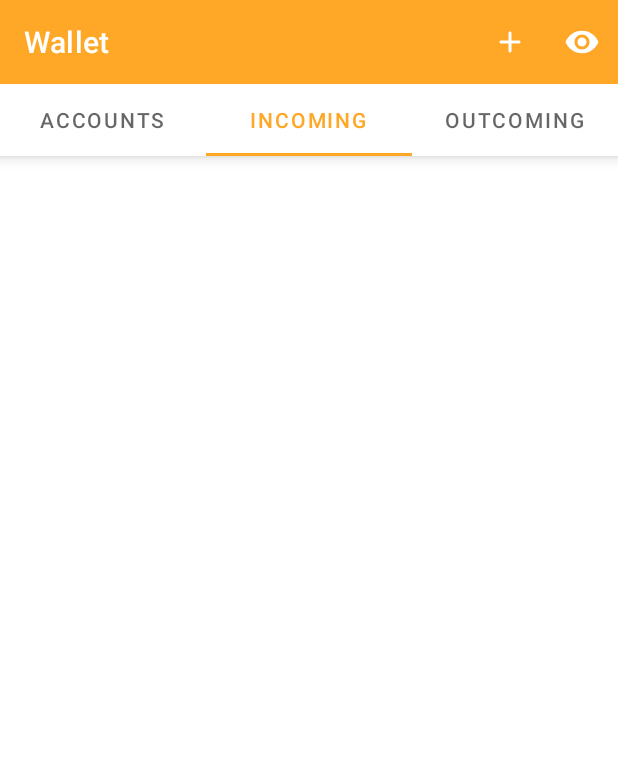
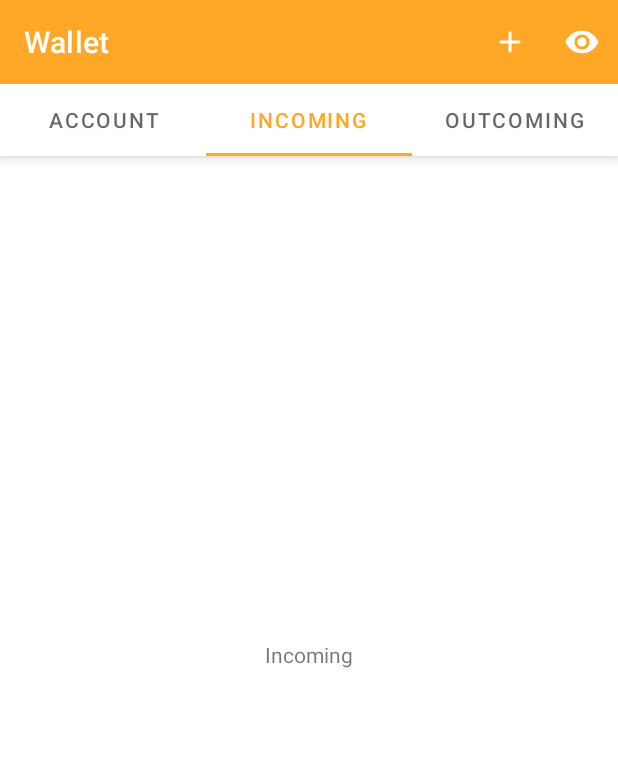
Before and after one commit to emincankarasoy/MakeEasy, an Android app: the WalletFragment screen opened through its navigation route, tab 2 chosen, on a phone screen of 412 x 824 dp. Shown: the top 757 px of the screen. Run offline under Robolectric (Android 15) with nearby library versions, the phone set to English and light mode, and no system bars; our stand-ins replace data binding, navigation-ui.

Commit message:
Add viewpager to wallet fragment

```diff
--- a/app/build.gradle
+++ b/app/build.gradle
@@ -50,6 +50,7 @@ dependencies {
     implementation 'androidx.navigation:navigation-dynamic-features-fragment:2.4.1'
 
     implementation 'androidx.core:core-splashscreen:1.0.0-beta01'
+    implementation 'androidx.viewpager2:viewpager2:1.0.0'
 
     testImplementation 'junit:junit:4.13.2'
     androidTestImplementation 'androidx.test.ext:junit:1.1.3'
--- /dev/null
+++ b/app/src/main/java/com/emincankarasoy/makeeasy/ui/adapter/WalletPagerAdapter.kt
@@ -0,0 +1,12 @@
+package com.emincankarasoy.makeeasy.ui.adapter
+
+import androidx.fragment.app.Fragment
+import androidx.viewpager2.adapter.FragmentStateAdapter
+
+class WalletPagerAdapter(private val items:ArrayList<Fragment>, fragment: Fragment) : FragmentStateAdapter(fragment) {
+
+    override fun getItemCount(): Int = items.size
+
+    override fun createFragment(position: Int): Fragment = items[position]
+
+}
--- a/app/src/main/java/com/emincankarasoy/makeeasy/ui/view/ApplicationActivity.kt
+++ b/app/src/main/java/com/emincankarasoy/makeeasy/ui/view/ApplicationActivity.kt
@@ -1,9 +1,11 @@
 package com.emincankarasoy.makeeasy.ui.view
 
 import android.os.Bundle
+import androidx.appcompat.app.AlertDialog
 import androidx.appcompat.app.AppCompatActivity
 import androidx.databinding.DataBindingUtil
 import androidx.navigation.NavController
+import androidx.navigation.NavDestination
 import androidx.navigation.fragment.NavHostFragment
 import androidx.navigation.ui.AppBarConfiguration
 import androidx.navigation.ui.setupWithNavController
@@ -14,16 +16,16 @@ import com.google.android.material.bottomnavigation.BottomNavigationView
 class ApplicationActivity : AppCompatActivity() {
 
     private lateinit var binding : ActivityApplicationBinding
+    private lateinit var navController : NavController
 
     override fun onCreate(savedInstanceState: Bundle?) {
         super.onCreate(savedInstanceState)
-        binding = ActivityApplicationBinding.inflate(layoutInflater)
-        setContentView(binding.root)
+        binding = DataBindingUtil.setContentView(this,R.layout.activity_application)
 
         val navHost = supportFragmentManager.findFragmentById(R.id.applicationNavHostFragment) as NavHostFragment
-        val navController = navHost.navController
+        navController = navHost.navController
 
-        setupToolbar(navController)
+        setupToolbar()
         setupBottomNavigationView(navController)
         setupDestinationChangedListener(navController)
     }
@@ -33,7 +35,7 @@ class ApplicationActivity : AppCompatActivity() {
         bottomNavigationView?.setupWithNavController(navController)
     }
 
-    private fun setupToolbar(navController: NavController){
+    private fun setupToolbar(){
         val appBarConfiguration = AppBarConfiguration(
             setOf(R.id.homeFragment,
                 R.id.walletFragment,
@@ -57,7 +59,6 @@ class ApplicationActivity : AppCompatActivity() {
                 //Task Fragment Tool Bar Configuration
                 R.id.taskFragment -> {
                     binding.applicationToolbar.menu.clear()
-
                 }
                 //Profile Fragment Tool Bar Configuration
                 R.id.profileFragment -> {
--- a/app/src/main/java/com/emincankarasoy/makeeasy/ui/view/WalletFragment.kt
+++ b/app/src/main/java/com/emincankarasoy/makeeasy/ui/view/WalletFragment.kt
@@ -7,12 +7,19 @@ import android.view.ViewGroup
 import androidx.databinding.DataBindingUtil
 import androidx.fragment.app.Fragment
 import androidx.navigation.fragment.findNavController
+import androidx.viewpager2.widget.ViewPager2
 import com.emincankarasoy.makeeasy.R
 import com.emincankarasoy.makeeasy.databinding.FragmentWalletBinding
+import com.emincankarasoy.makeeasy.ui.adapter.WalletPagerAdapter
+import com.emincankarasoy.makeeasy.ui.view.wallet.WalletAccountFragment
+import com.emincankarasoy.makeeasy.ui.view.wallet.WalletIncomingFragment
+import com.emincankarasoy.makeeasy.ui.view.wallet.WalletOutcomingFragment
+import com.google.android.material.tabs.TabLayoutMediator
 
 class WalletFragment : Fragment() {
 
     private lateinit var binding: FragmentWalletBinding
+    private lateinit var walletPagerAdapter: WalletPagerAdapter
 
     override fun onCreateView(
         inflater: LayoutInflater,
@@ -25,6 +32,22 @@ class WalletFragment : Fragment() {
 
     override fun onViewCreated(view: View, savedInstanceState: Bundle?) {
         super.onViewCreated(view, savedInstanceState)
+
+        walletPagerAdapter = WalletPagerAdapter(
+            arrayListOf(
+                WalletAccountFragment(),
+                WalletIncomingFragment(),
+                WalletOutcomingFragment()
+                ),this)
+
+        binding.walletViewPager.adapter = walletPagerAdapter
+
+        TabLayoutMediator(binding.walletTabLayout,binding.walletViewPager){ tab , position ->
+            when(position){
+                0 -> tab.text = "Account"
+                1 -> tab.text = "Incoming"
+                2 -> tab.text = "Outcoming"
+            }
+        }.attach()
     }
-
 }
--- /dev/null
+++ b/app/src/main/java/com/emincankarasoy/makeeasy/ui/view/wallet/WalletAccountFragment.kt
@@ -0,0 +1,26 @@
+package com.emincankarasoy.makeeasy.ui.view.wallet
+
+import android.os.Bundle
+import android.view.LayoutInflater
+import android.view.View
+import android.view.ViewGroup
+import androidx.databinding.DataBindingUtil
+import androidx.fragment.app.Fragment
+import com.emincankarasoy.makeeasy.R
+import com.emincankarasoy.makeeasy.databinding.FragmentWalletAccountBinding
+
+class WalletAccountFragment : Fragment() {
+
+    private lateinit var binding: FragmentWalletAccountBinding
+
+    override fun onCreateView(
+        inflater: LayoutInflater,
+        container: ViewGroup?,
+        savedInstanceState: Bundle?
+    ): View {
+        binding = DataBindingUtil.inflate(inflater, R.layout.fragment_wallet_account,container,false)
+        return binding.root
+    }
+
+
+}
--- /dev/null
+++ b/app/src/main/java/com/emincankarasoy/makeeasy/ui/view/wallet/WalletIncomingFragment.kt
@@ -0,0 +1,23 @@
+package com.emincankarasoy.makeeasy.ui.view.wallet
+
+import android.os.Bundle
+import android.view.LayoutInflater
+import android.view.View
+import android.view.ViewGroup
+import androidx.databinding.DataBindingUtil
+import androidx.fragment.app.Fragment
+import com.emincankarasoy.makeeasy.R
+import com.emincankarasoy.makeeasy.databinding.FragmentWalletIncomingBinding
+
+class WalletIncomingFragment : Fragment() {
+    private lateinit var binding:FragmentWalletIncomingBinding
+
+    override fun onCreateView(
+        inflater: LayoutInflater,
+        container: ViewGroup?,
+        savedInstanceState: Bundle?
+    ): View {
+        binding = DataBindingUtil.inflate(inflater, R.layout.fragment_wallet_incoming,container,false)
+        return binding.root
+    }
+}
--- /dev/null
+++ b/app/src/main/java/com/emincankarasoy/makeeasy/ui/view/wallet/WalletOutcomingFragment.kt
@@ -0,0 +1,24 @@
+package com.emincankarasoy.makeeasy.ui.view.wallet
+
+import android.os.Bundle
+import android.view.LayoutInflater
+import android.view.View
+import android.view.ViewGroup
+import androidx.databinding.DataBindingUtil
+import androidx.fragment.app.Fragment
+import com.emincankarasoy.makeeasy.R
+import com.emincankarasoy.makeeasy.databinding.FragmentWalletOutcomingBinding
+
+class WalletOutcomingFragment : Fragment() {
+    private lateinit var binding: FragmentWalletOutcomingBinding
+
+    override fun onCreateView(
+        inflater: LayoutInflater,
+        container: ViewGroup?,
+        savedInstanceState: Bundle?
+    ): View {
+        binding = DataBindingUtil.inflate(inflater, R.layout.fragment_wallet_outcoming,container,false)
+        return binding.root
+    }
+
+}
--- a/app/src/main/res/layout/fragment_wallet.xml
+++ b/app/src/main/res/layout/fragment_wallet.xml
@@ -17,24 +17,16 @@
             android:elevation="6dp"
             app:layout_constraintStart_toStartOf="parent"
             app:layout_constraintEnd_toEndOf="parent"
-            app:layout_constraintTop_toTopOf="parent">
+            app:layout_constraintTop_toTopOf="parent"/>
 
-            <com.google.android.material.tabs.TabItem
-                android:layout_width="wrap_content"
-                android:layout_height="wrap_content"
-                android:text="@string/wallet_accounts"/>
-
-            <com.google.android.material.tabs.TabItem
-                android:layout_width="wrap_content"
-                android:layout_height="wrap_content"
-                android:text="@string/wallet_incoming"/>
-
-            <com.google.android.material.tabs.TabItem
-                android:layout_width="wrap_content"
-                android:layout_height="wrap_content"
-                android:text="@string/wallet_outcoming"/>
-
-        </com.google.android.material.tabs.TabLayout>
+        <androidx.viewpager2.widget.ViewPager2
+            android:id="@+id/walletViewPager"
+            android:layout_width="0dp"
+            android:layout_height="0dp"
+            app:layout_constraintStart_toStartOf="parent"
+            app:layout_constraintEnd_toEndOf="parent"
+            app:layout_constraintTop_toBottomOf="@id/walletTabLayout"
+            app:layout_constraintBottom_toBottomOf="parent"/>
 
 
     </androidx.constraintlayout.widget.ConstraintLayout>
--- /dev/null
+++ b/app/src/main/res/layout/fragment_wallet_account.xml
@@ -0,0 +1,22 @@
+<?xml version="1.0" encoding="utf-8"?>
+
+<layout>
+    <data>
+
+    </data>
+    <androidx.constraintlayout.widget.ConstraintLayout xmlns:android="http://schemas.android.com/apk/res/android"
+        android:layout_width="match_parent"
+        android:layout_height="match_parent"
+        xmlns:app="http://schemas.android.com/apk/res-auto">
+
+        <TextView
+            android:layout_width="wrap_content"
+            android:layout_height="wrap_content"
+            app:layout_constraintStart_toStartOf="parent"
+            app:layout_constraintEnd_toEndOf="parent"
+            app:layout_constraintTop_toTopOf="parent"
+            app:layout_constraintBottom_toBottomOf="parent"
+            android:text="Account"/>
+
+    </androidx.constraintlayout.widget.ConstraintLayout>
+</layout>
--- /dev/null
+++ b/app/src/main/res/layout/fragment_wallet_incoming.xml
@@ -0,0 +1,22 @@
+<?xml version="1.0" encoding="utf-8"?>
+
+<layout>
+    <data>
+
+    </data>
+    <androidx.constraintlayout.widget.ConstraintLayout xmlns:android="http://schemas.android.com/apk/res/android"
+        android:layout_width="match_parent"
+        android:layout_height="match_parent"
+        xmlns:app="http://schemas.android.com/apk/res-auto">
+
+        <TextView
+            android:layout_width="wrap_content"
+            android:layout_height="wrap_content"
+            app:layout_constraintStart_toStartOf="parent"
+            app:layout_constraintEnd_toEndOf="parent"
+            app:layout_constraintTop_toTopOf="parent"
+            app:layout_constraintBottom_toBottomOf="parent"
+            android:text="Incoming"/>
+
+    </androidx.constraintlayout.widget.ConstraintLayout>
+</layout>
--- /dev/null
+++ b/app/src/main/res/layout/fragment_wallet_outcoming.xml
@@ -0,0 +1,22 @@
+<?xml version="1.0" encoding="utf-8"?>
+
+<layout>
+    <data>
+
+    </data>
+    <androidx.constraintlayout.widget.ConstraintLayout xmlns:android="http://schemas.android.com/apk/res/android"
+        android:layout_width="match_parent"
+        android:layout_height="match_parent"
+        xmlns:app="http://schemas.android.com/apk/res-auto">
+
+        <TextView
+            android:layout_width="wrap_content"
+            android:layout_height="wrap_content"
+            app:layout_constraintStart_toStartOf="parent"
+            app:layout_constraintEnd_toEndOf="parent"
+            app:layout_constraintTop_toTopOf="parent"
+            app:layout_constraintBottom_toBottomOf="parent"
+            android:text="Outcoming"/>
+
+    </androidx.constraintlayout.widget.ConstraintLayout>
+</layout>
```
